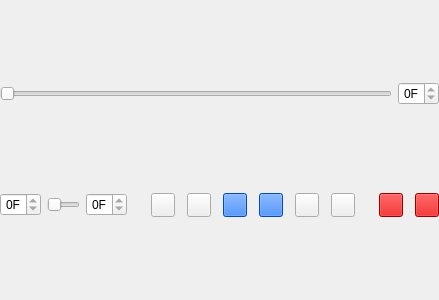
Before: the Qt Designer form QChromosome/mediapanel.ui in Michalaq/ChromosomeVisualizer, drawn with Qt 5.
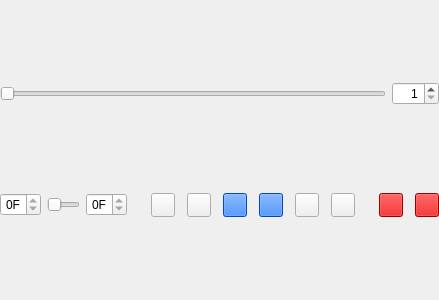
After: the same form once the commit is applied. Icons and pictures are not drawn. Custom widgets are drawn as their Qt base class.

Commit message: Allowed setting FPS in media panel instead of frame number

The edit to the form file:
```diff
--- a/QChromosome/mediapanel.ui
+++ b/QChromosome/mediapanel.ui
@@ -46,11 +46,11 @@
        <property name="accelerated">
         <bool>true</bool>
        </property>
-       <property name="suffix">
-        <string>F</string>
+       <property name="minimum">
+        <number>1</number>
        </property>
        <property name="maximum">
-        <number>0</number>
+        <number>500</number>
        </property>
       </widget>
      </item>
```
The commit also changes 1 other file.
